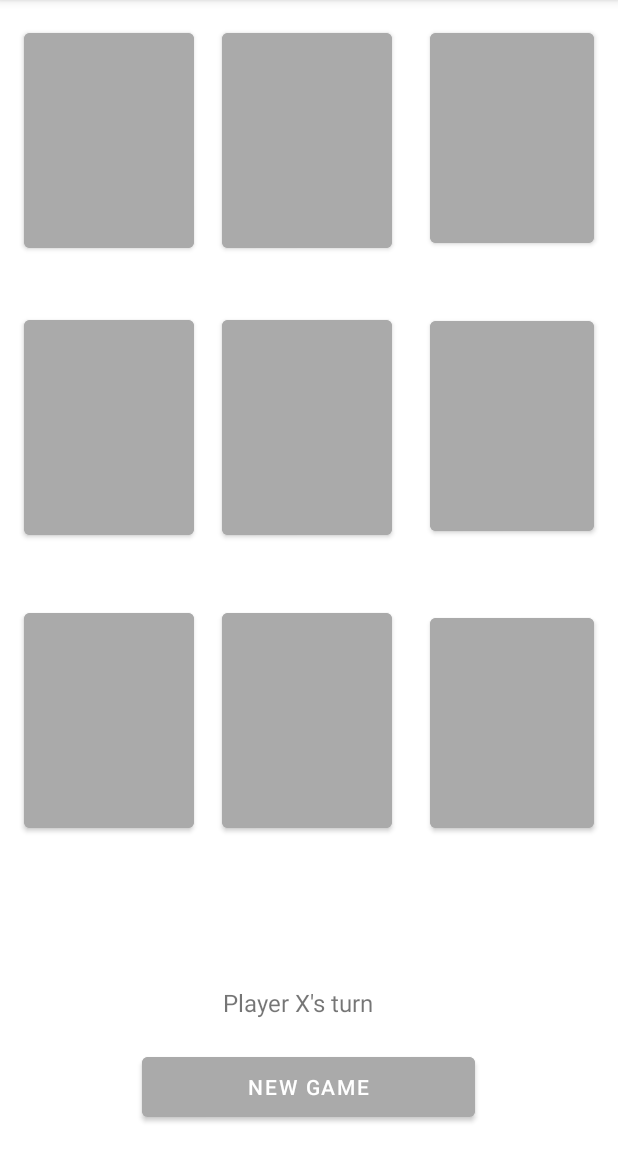
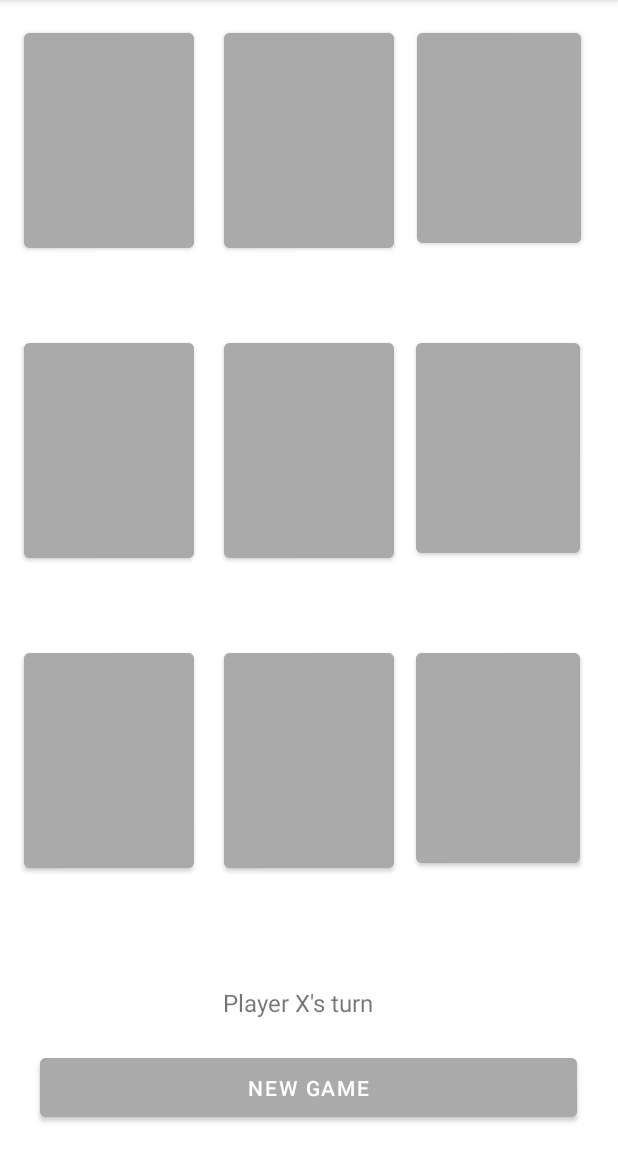
Before and after one commit to RyderDProgrammer/TicTacToe, an Android app: the screen it shows after launch (MainActivity), on a phone screen of 412 x 824 dp, the part 84-1236 px from its top. Run offline under Robolectric (Android 15) with nearby library versions, the phone set to English and light mode, and no system bars.

Commit message:
Fixed box constraints and size of boxes.

```diff
--- a/app/src/main/res/layout/activity_main.xml
+++ b/app/src/main/res/layout/activity_main.xml
@@ -5,6 +5,68 @@
     android:layout_width="match_parent"
     android:layout_height="match_parent"
     tools:context=".MainActivity">
+
+    <Button
+        android:id="@+id/button4"
+        android:layout_width="113dp"
+        android:layout_height="155dp"
+        android:backgroundTint="@android:color/darker_gray"
+        android:textColor="#000000"
+        android:textSize="48sp"
+        app:iconTint="#686464"
+        app:layout_constraintBottom_toTopOf="@+id/button7"
+        app:layout_constraintEnd_toEndOf="parent"
+        app:layout_constraintStart_toStartOf="parent"
+        app:layout_constraintTop_toBottomOf="@+id/button13"
+        tools:ignore="SpeakableTextPresentCheck" />
+
+    <Button
+        android:id="@+id/button7"
+        android:layout_width="113dp"
+        android:layout_height="155dp"
+        android:backgroundTint="@android:color/darker_gray"
+        android:textColor="#000000"
+        android:textSize="48sp"
+        app:iconTint="#686464"
+        app:layout_constraintBottom_toBottomOf="parent"
+        app:layout_constraintEnd_toEndOf="parent"
+        app:layout_constraintStart_toStartOf="parent"
+        app:layout_constraintTop_toTopOf="parent"
+        app:layout_constraintVertical_bias="0.701"
+        tools:ignore="SpeakableTextPresentCheck" />
+
+    <Button
+        android:id="@+id/button8"
+        android:layout_width="113dp"
+        android:layout_height="155dp"
+        android:layout_marginStart="16dp"
+        android:backgroundTint="@android:color/darker_gray"
+        android:textColor="#000000"
+        android:textSize="48sp"
+        app:iconTint="#686464"
+        app:layout_constraintBottom_toBottomOf="parent"
+        app:layout_constraintEnd_toStartOf="@+id/button13"
+        app:layout_constraintHorizontal_bias="0.0"
+        app:layout_constraintStart_toStartOf="parent"
+        app:layout_constraintTop_toTopOf="parent"
+        app:layout_constraintVertical_bias="0.701"
+        tools:ignore="SpeakableTextPresentCheck" />
+
+    <Button
+        android:id="@+id/button5"
+        android:layout_width="113dp"
+        android:layout_height="155dp"
+        android:layout_marginStart="16dp"
+        android:backgroundTint="@android:color/darker_gray"
+        android:textColor="#000000"
+        android:textSize="48sp"
+        app:iconTint="#686464"
+        app:layout_constraintBottom_toTopOf="@+id/button8"
+        app:layout_constraintEnd_toStartOf="@+id/button13"
+        app:layout_constraintHorizontal_bias="0.0"
+        app:layout_constraintStart_toStartOf="parent"
+        app:layout_constraintTop_toBottomOf="@+id/button2"
+        tools:ignore="SpeakableTextPresentCheck" />
 
     <TextView
         android:id="@+id/textView"
@@ -24,8 +86,8 @@
 
     <Button
         android:id="@+id/button"
-        android:layout_width="222dp"
-        android:layout_height="52dp"
+        android:layout_width="358dp"
+        android:layout_height="51dp"
         android:backgroundTint="@android:color/darker_gray"
         android:text="New Game"
         app:iconTint="#686464"
@@ -53,81 +115,17 @@
         tools:ignore="SpeakableTextPresentCheck" />
 
     <Button
-        android:id="@+id/button15"
-        android:layout_width="113dp"
-        android:layout_height="155dp"
-        android:layout_marginStart="16dp"
-        android:layout_marginTop="36dp"
-        android:backgroundTint="@android:color/darker_gray"
-        android:textColor="#000000"
-        android:textSize="48sp"
-        app:iconTint="#686464"
-        app:layout_constraintEnd_toStartOf="@+id/button17"
-        app:layout_constraintHorizontal_bias="0.0"
-        app:layout_constraintStart_toStartOf="parent"
-        app:layout_constraintTop_toBottomOf="@+id/button2"
-        tools:ignore="SpeakableTextPresentCheck" />
-
-    <Button
-        android:id="@+id/button16"
-        android:layout_width="113dp"
-        android:layout_height="155dp"
-        android:layout_marginStart="16dp"
-        android:layout_marginTop="40dp"
-        android:backgroundTint="@android:color/darker_gray"
-        android:textColor="#000000"
-        android:textSize="48sp"
-        app:iconTint="#686464"
-        app:layout_constraintBottom_toBottomOf="parent"
-        app:layout_constraintEnd_toStartOf="@+id/button18"
-        app:layout_constraintHorizontal_bias="0.0"
-        app:layout_constraintStart_toStartOf="parent"
-        app:layout_constraintTop_toBottomOf="@+id/button15"
-        app:layout_constraintVertical_bias="0.0"
-        tools:ignore="SpeakableTextPresentCheck" />
-
-    <Button
         android:id="@+id/button13"
         android:layout_width="113dp"
         android:layout_height="155dp"
-        android:layout_marginStart="148dp"
         android:layout_marginTop="16dp"
         android:backgroundTint="@android:color/darker_gray"
         android:textColor="#000000"
         android:textSize="48sp"
         app:iconTint="#686464"
+        app:layout_constraintEnd_toEndOf="parent"
         app:layout_constraintStart_toStartOf="parent"
         app:layout_constraintTop_toTopOf="parent"
-        tools:ignore="SpeakableTextPresentCheck" />
-
-    <Button
-        android:id="@+id/button17"
-        android:layout_width="113dp"
-        android:layout_height="155dp"
-        android:layout_marginStart="148dp"
-        android:layout_marginTop="36dp"
-        android:backgroundTint="@android:color/darker_gray"
-        android:textColor="#000000"
-        android:textSize="48sp"
-        app:iconTint="#686464"
-        app:layout_constraintStart_toStartOf="parent"
-        app:layout_constraintTop_toBottomOf="@+id/button13"
-        tools:ignore="SpeakableTextPresentCheck" />
-
-    <Button
-        android:id="@+id/button18"
-        android:layout_width="113dp"
-        android:layout_height="155dp"
-        android:layout_marginStart="148dp"
-        android:layout_marginTop="40dp"
-        android:backgroundTint="@android:color/darker_gray"
-        android:textColor="#000000"
-        android:textSize="48sp"
-        app:iconTint="#686464"
-        app:layout_constraintBottom_toTopOf="@+id/textView"
-        app:layout_constraintStart_toStartOf="parent"
-        app:layout_constraintTop_toBottomOf="@+id/button17"
-        app:layout_constraintVertical_bias="0.0"
         tools:ignore="SpeakableTextPresentCheck" />
 
     <Button
@@ -140,41 +138,40 @@
         android:textSize="48sp"
         app:iconTint="#686464"
         app:layout_constraintEnd_toEndOf="parent"
-        app:layout_constraintHorizontal_bias="0.609"
+        app:layout_constraintHorizontal_bias="0.375"
         app:layout_constraintStart_toEndOf="@+id/button13"
         app:layout_constraintTop_toTopOf="parent"
         tools:ignore="SpeakableTextPresentCheck" />
 
     <Button
-        android:id="@+id/button3"
+        android:id="@+id/button9"
         android:layout_width="109dp"
         android:layout_height="152dp"
-        android:layout_marginTop="40dp"
         android:backgroundTint="@android:color/darker_gray"
         android:textColor="#000000"
         android:textSize="48sp"
         app:iconTint="#686464"
+        app:layout_constraintBottom_toTopOf="@+id/button10"
         app:layout_constraintEnd_toEndOf="parent"
-        app:layout_constraintHorizontal_bias="0.609"
-        app:layout_constraintStart_toEndOf="@+id/button17"
+        app:layout_constraintHorizontal_bias="0.365"
+        app:layout_constraintStart_toEndOf="@+id/button13"
         app:layout_constraintTop_toBottomOf="@+id/button14"
         tools:ignore="SpeakableTextPresentCheck" />
 
     <Button
-        android:id="@+id/button4"
+        android:id="@+id/button10"
         android:layout_width="109dp"
         android:layout_height="152dp"
-        android:layout_marginTop="44dp"
         android:backgroundTint="@android:color/darker_gray"
         android:textColor="#000000"
         android:textSize="48sp"
         app:iconTint="#686464"
         app:layout_constraintBottom_toBottomOf="parent"
         app:layout_constraintEnd_toEndOf="parent"
-        app:layout_constraintHorizontal_bias="0.609"
-        app:layout_constraintStart_toEndOf="@+id/button18"
-        app:layout_constraintTop_toBottomOf="@+id/button3"
-        app:layout_constraintVertical_bias="0.011"
+        app:layout_constraintHorizontal_bias="0.365"
+        app:layout_constraintStart_toEndOf="@+id/button13"
+        app:layout_constraintTop_toTopOf="parent"
+        app:layout_constraintVertical_bias="0.697"
         tools:ignore="SpeakableTextPresentCheck" />
 
 </androidx.constraintlayout.widget.ConstraintLayout>
```
